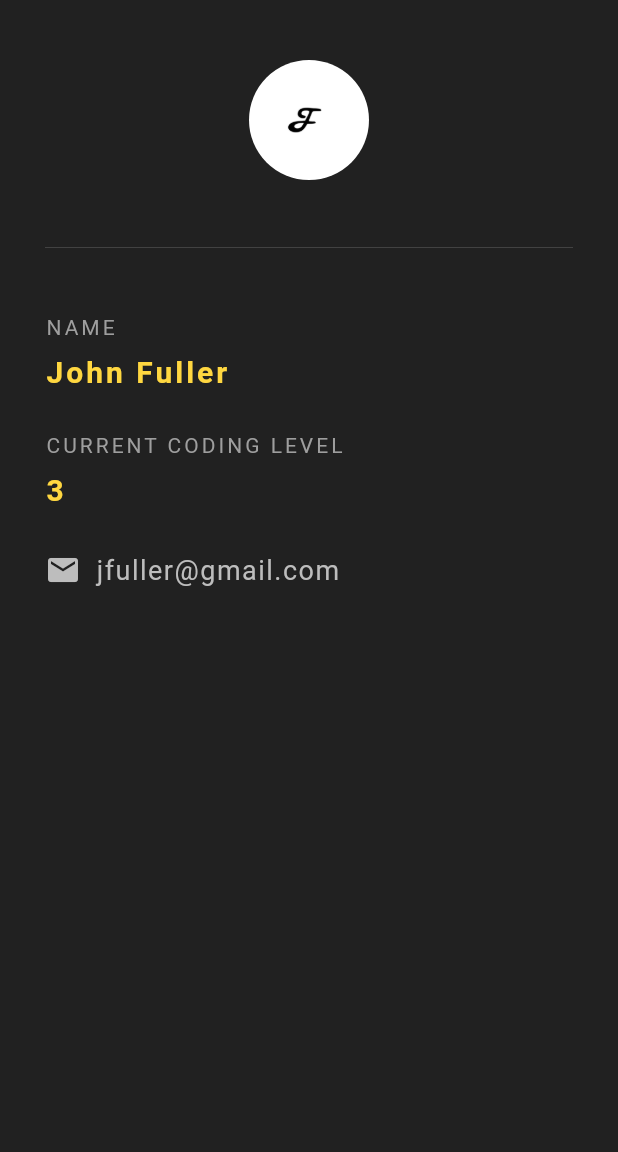
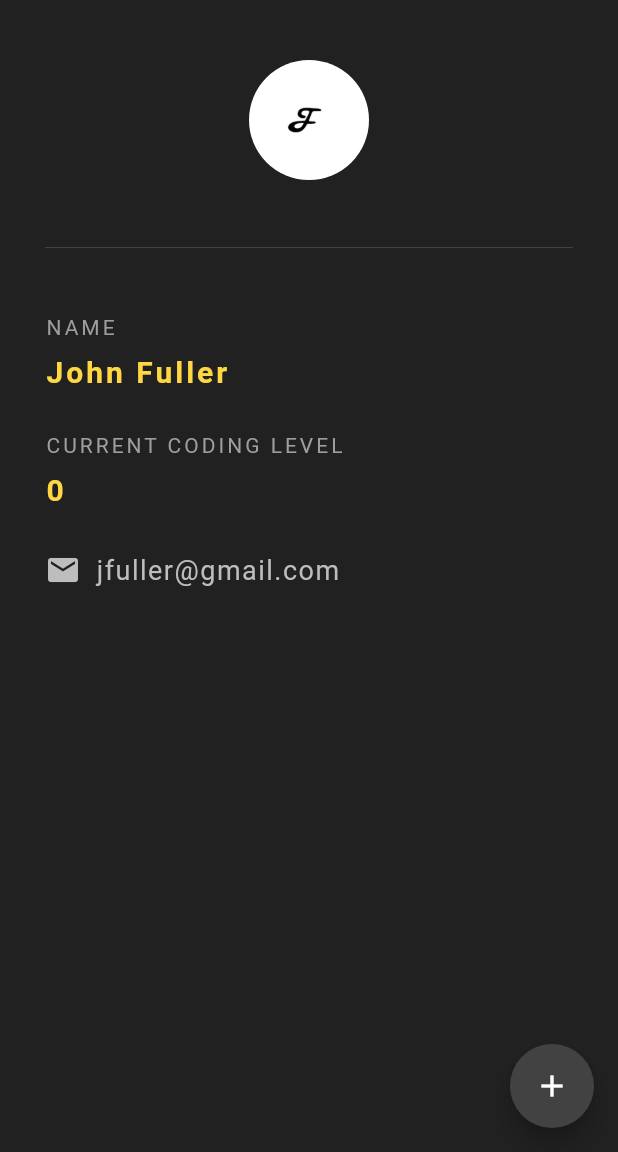
Before and after one commit to JohnFull30/ID_Card, a Flutter app: the screen it shows after launch, on a phone screen of 412 x 824 dp, the part 84-1236 px from its top. Run offline on Flutter 3.47's test engine with Material 2 defaults, Android fonts, the phone set to English and light mode, and no system bars.

Commit message:
changed to stateful widget and added setState for button

```diff
--- a/lib/main.dart
+++ b/lib/main.dart
@@ -6,8 +6,17 @@
   ));
 }
 
-class IdCard extends StatelessWidget {
+class IdCard extends StatefulWidget {
   const IdCard({Key? key}) : super(key: key);
+
+  @override
+  State<IdCard> createState() => _IdCardState();
+}
+
+class _IdCardState extends State<IdCard> {
+
+  int codingLevel = 0;
+
 
     @override
   Widget build(BuildContext context) {
@@ -18,6 +27,15 @@
         centerTitle: true,
         backgroundColor: Colors.grey[850],
         elevation: 0.0,
+      ),
+      floatingActionButton: FloatingActionButton(
+        onPressed: () {
+          setState((){
+            codingLevel += 1;
+          });
+        },
+        child: Icon(Icons.add),
+        backgroundColor: Colors.grey[800],
       ),
       body: Padding(
         padding: const EdgeInsets.fromLTRB(30, 40, 30, 0),
@@ -61,9 +79,9 @@
               ),
             ),
             const SizedBox(height: 10.0,),
-            const Text(
-              '3',
-              style: TextStyle(
+            Text(
+              '$codingLevel',
+              style: const TextStyle(
                 color: Colors.amberAccent,
                 letterSpacing: 2.0,
                 fontSize: 20.0,
```
